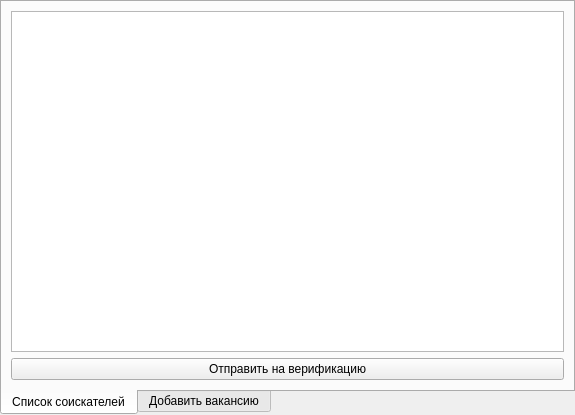
First picture: the form in employerwindow.ui, repository Ximeron/Kursova, before the edit.
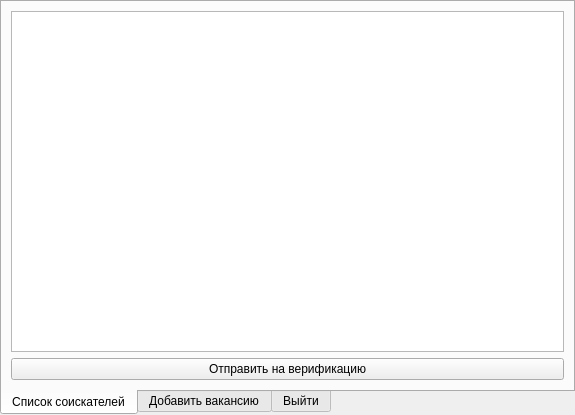
Second picture: the form after the edit. The open tabs and pages were chosen to show the change.

Patch:
```diff
--- a/employerwindow.ui
+++ b/employerwindow.ui
@@ -97,6 +97,11 @@
      </property>
     </widget>
    </widget>
+   <widget class="QWidget" name="tab_3">
+    <attribute name="title">
+     <string>Выйти</string>
+    </attribute>
+   </widget>
   </widget>
  </widget>
  <resources/>
```
Left out of the diff: 2 changed lines with no effect on the pictures.
